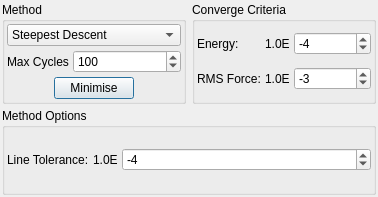
First picture: the form in branches/regui/src/gui/minimiser.ui, repository trisyoungs/aten, before the edit.
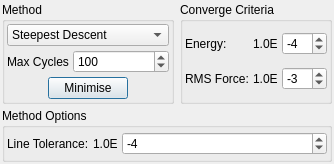
Second picture: the form after the edit. Icons and pictures are not drawn.

```diff
--- a/branches/regui/src/gui/minimiser.ui
+++ b/branches/regui/src/gui/minimiser.ui
@@ -5,8 +5,8 @@
    <rect>
     <x>0</x>
     <y>0</y>
-    <width>378</width>
-    <height>197</height>
+    <width>305</width>
+    <height>164</height>
    </rect>
   </property>
   <property name="windowTitle" >
```
